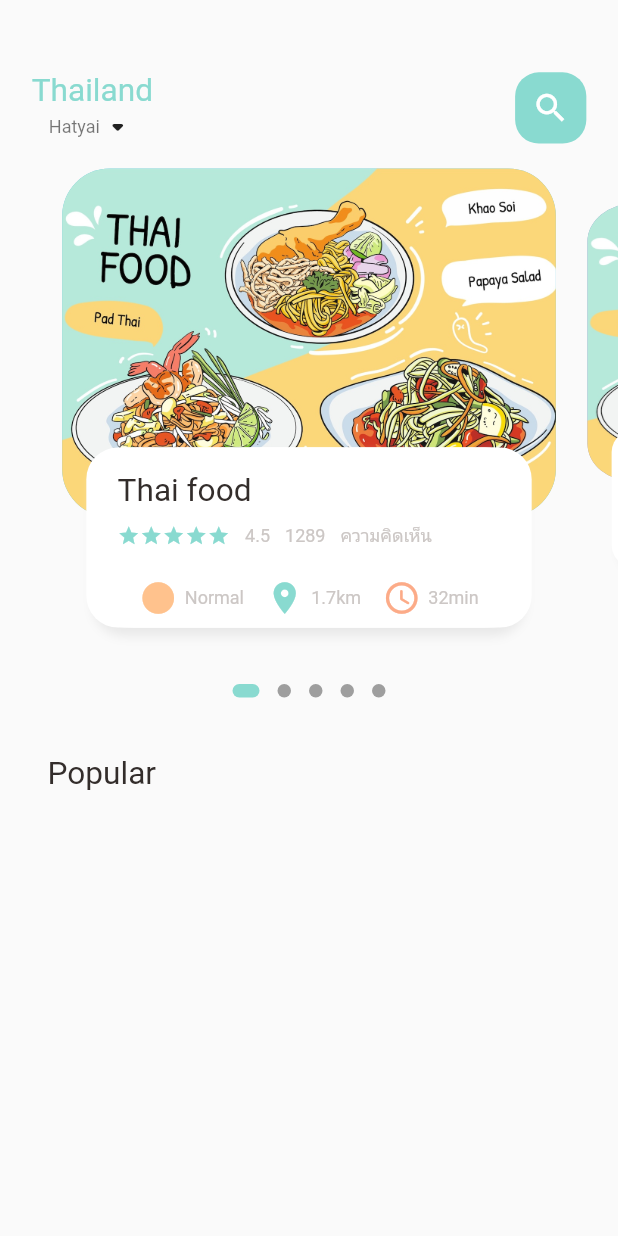
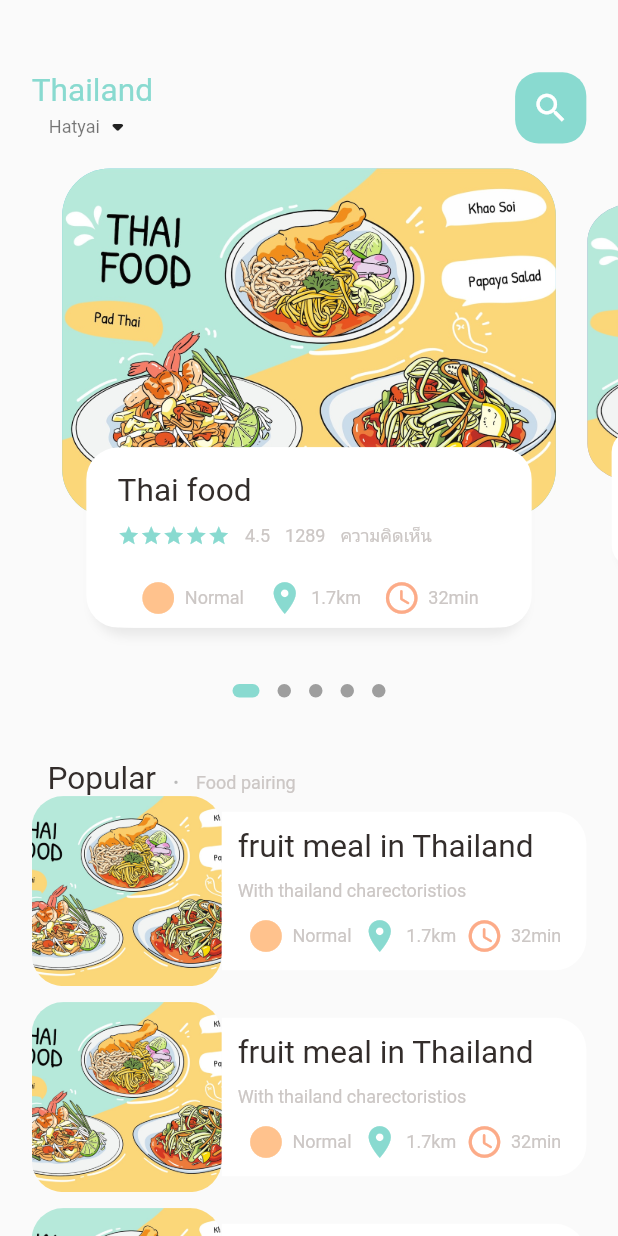
Before and after one commit to 624235049/ecommerce_app, a Flutter app: the screen it shows after launch, on a phone screen of 412 x 824 dp. Run offline on Flutter 3.47's test engine with Material 2 defaults, Android fonts, the phone set to English and light mode, and no system bars; drawn by our look-alikes of dots_indicator; our stand-ins replace get.

Commit message:
list of food and images

```diff
--- a/lib/src/pages/food_page_body.dart
+++ b/lib/src/pages/food_page_body.dart
@@ -55,32 +55,141 @@ class _FoodPageBodyState extends State<FoodPageBody> {
                 return _buildPageItem(position);
               }),
         ),
+        //dots
+        dotIndicator(),
+        // Popular text
+        SizedBox(
+          height: Dimensions.height30,
+        ),
+        //poupular Text
+        popular(),
+        //list of food and images
+        ListView.builder(
+          physics: NeverScrollableScrollPhysics(),
+          shrinkWrap: true,
+          itemCount: 10,
+          itemBuilder: (context, index) {
+            return Container(
+              margin: EdgeInsets.only(
+                  left: Dimensions.width20,
+                  right: Dimensions.width20,
+                  bottom: Dimensions.height10),
+              child: Row(
+                children: [
+                  //image section
+                  Container(
+                    width: Dimensions.listViewImgSize,
+                    height: Dimensions.listViewImgSize,
+                    decoration: BoxDecoration(
+                      borderRadius: BorderRadius.circular(Dimensions.radius20),
+                      color: Colors.white38,
+                      image: DecorationImage(
+                        fit: BoxFit.cover,
+                        image: AssetImage("assets/image/food3.jpg"),
+                      ),
+                    ),
+                  ),
 
-        //dots
-        new DotsIndicator(
+                  // text container
+                  Expanded(
+                    child: Container(
+                      height: Dimensions.listViewTextContSize,
+                      decoration: BoxDecoration(
+                          borderRadius: BorderRadius.only(
+                            topRight: Radius.circular(Dimensions.radius20),
+                            bottomRight: Radius.circular(Dimensions.radius20),
+                          ),
+                          color: Colors.white),
+                      child: Padding(
+                        padding: EdgeInsets.only(
+                            left: Dimensions.width10,
+                            right: Dimensions.width10),
+                        child: Column(
+                          crossAxisAlignment: CrossAxisAlignment.start,
+                          mainAxisAlignment: MainAxisAlignment.center,
+                          children: [
+                            BigText(text: "fruit meal in Thailand"),
+                            SizedBox(
+                              height: Dimensions.height10,
+                            ),
+                            SmallText(text: "With thailand charectoristios"),
+                            SizedBox(
+                              height: Dimensions.height10,
+                            ),
+                            Row(
+                              mainAxisAlignment: MainAxisAlignment.spaceEvenly,
+                              children: [
+                                //IconAndText call มาจาก widget => icon_and_text.dart require icon ,text, iconcolor
+                                IconAndTextWidget(
+                                    icon: Icons.circle_sharp,
+                                    text: "Normal",
+                                    iconColor: AppTheme.iconColor1),
+                                IconAndTextWidget(
+                                    icon: Icons.location_on,
+                                    text: "1.7km",
+                                    iconColor: AppTheme.mainColor),
+                                IconAndTextWidget(
+                                    icon: Icons.access_time_rounded,
+                                    text: "32min",
+                                    iconColor: AppTheme.iconColor2),
+                              ],
+                            ),
+                          ],
+                        ),
+                      ),
+                    ),
+                  ),
+                ],
+              ),
+            );
+          },
+        ),
+      ],
+    );
+  }
+
+  DotsIndicator dotIndicator() {
+    return new DotsIndicator(
       dotsCount: 5,
       position: _currPagevalue,
       decorator: DotsDecorator(
         activeColor: AppTheme.mainColor,
         size: const Size.square(9.0),
         activeSize: const Size(18.0, 9.0),
-            activeShape: RoundedRectangleBorder(
-                borderRadius: BorderRadius.circular(5.0)),
+        activeShape:
+            RoundedRectangleBorder(borderRadius: BorderRadius.circular(5.0)),
       ),
-        ),
-        // Popular text
-        SizedBox(
-          height: Dimensions.height30,
-        ),
-        Container(
+    );
+  }
+
+  Container popular() {
+    return Container(
       margin: EdgeInsets.only(
         left: Dimensions.width30,
       ),
       child: Row(
-            children: [BigText(text: "Popular")],
+        crossAxisAlignment: CrossAxisAlignment.end,
+        children: [
+          BigText(text: "Popular"),
+          SizedBox(
+            width: Dimensions.width10,
+          ),
+          Container(
+            margin: const EdgeInsets.only(bottom: 3),
+            child: BigText(
+              text: ".",
+              color: Colors.black26,
             ),
           ),
+          SizedBox(
+            width: Dimensions.width10,
+          ),
+          Container(
+            margin: const EdgeInsets.only(bottom: 2),
+            child: SmallText(text: "Food pairing"),
+          ),
         ],
+      ),
     );
   }
 
--- a/lib/src/pages/main_food_pages.dart
+++ b/lib/src/pages/main_food_pages.dart
@@ -20,7 +20,10 @@ class _MainFoodPageState extends State<MainFoodPage> {
       body: Column(
         children: [
           _buildhead(), //ส่วนHead ของ หน้า Mainfood return Widget
-          FoodPageBody(), //เรียก Widget Page_view หน้า food_page_body
+          Expanded(
+              child: SingleChildScrollView(
+            child: FoodPageBody(),
+          )), //เรียก Widget Page_view หน้า food_page_body
         ],
       ),
     );
--- a/lib/src/utils/dimensions.dart
+++ b/lib/src/utils/dimensions.dart
@@ -32,4 +32,8 @@ class Dimensions {
   //icon Size
 
   static double iconSize24 = screenHeight / 32.54;
+
+  //listview size
+  static double listViewImgSize = screenWidth / 3.25;
+  static double listViewTextContSize = screenWidth / 3.9;
 }
--- a/lib/src/widgets/big_text.dart
+++ b/lib/src/widgets/big_text.dart
@@ -27,7 +27,7 @@ class BigText extends StatelessWidget {
         color: color,
         fontWeight: FontWeight.w400,
         fontFamily: 'Roboto',
-        fontSize: size==0?Dimensions.font20:size,
+        fontSize: size == 0 ? Dimensions.font20 : size,
       ),
     );
   }
```
Lines whose indentation alone changed are shown as unchanged.
